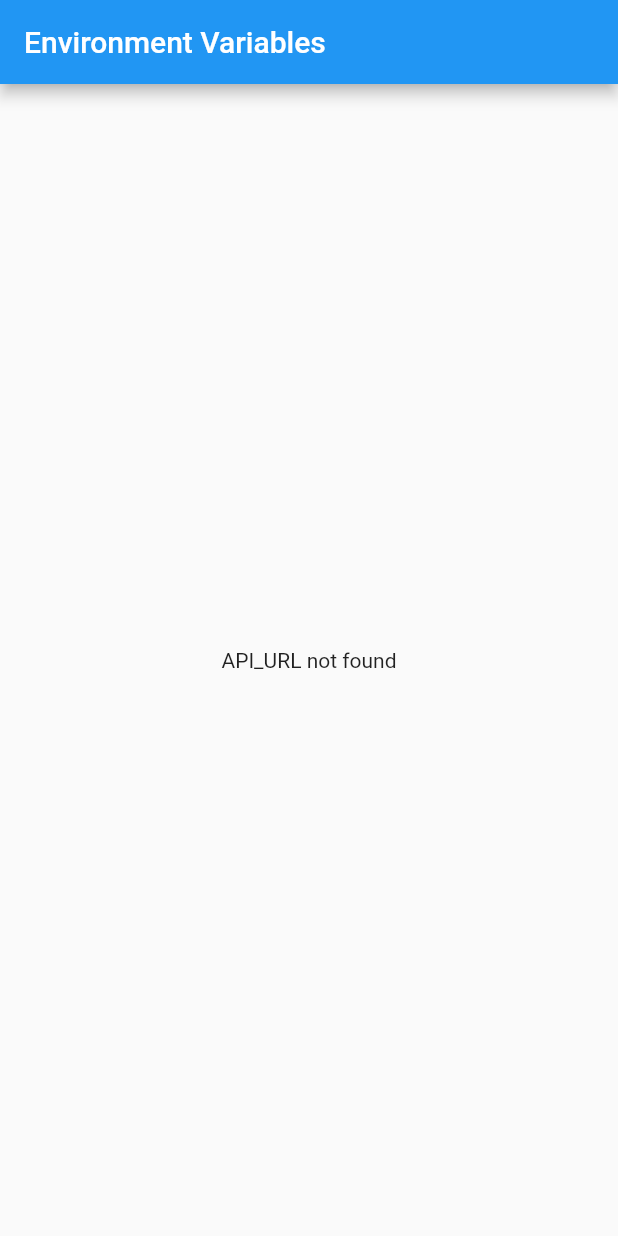
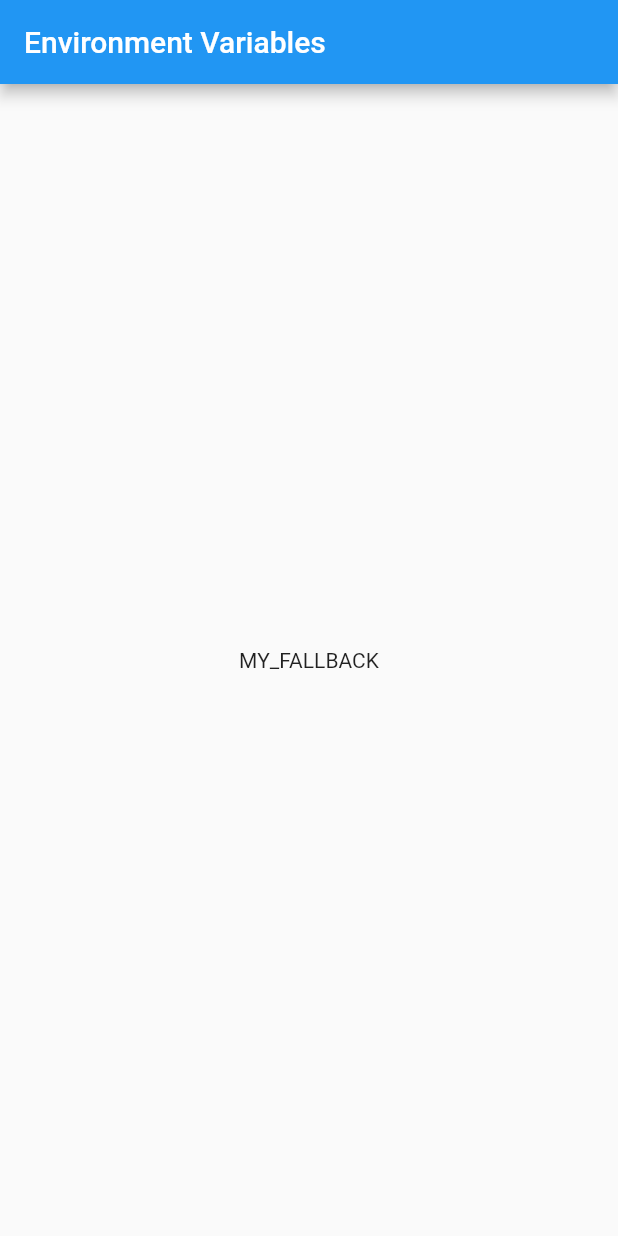
Before and after one commit to ponyatado/how-to-use-environment-variables-with-flutter-dotenv, a Flutter app: the screen it shows after launch, on a phone screen of 412 x 824 dp. Run offline on Flutter 3.47's test engine with Material 2 defaults, Android fonts, the light colour scheme and no system bars; our stand-ins replace flutter_dotenv.

Commit message:
Added environment class

```diff
--- a/lib/main.dart
+++ b/lib/main.dart
@@ -2,12 +2,13 @@
 import 'package:flutter/material.dart';
 import 'package:flutter_dotenv/flutter_dotenv.dart';
 
+class Environment {
+  static String get fileName => kReleaseMode ? ".env.production" : ".env.development";
+  static String get apiUrl => dotenv.env['API_URL'] ?? 'MY_FALLBACK';
+}
+
 Future<void> main() async {
-  if (kReleaseMode) {
-    await dotenv.load(fileName: ".env.production");
-  } else {
-    await dotenv.load(fileName: ".env.development");
-  }
+  await dotenv.load(fileName: Environment.fileName);
 
   runApp(const MyApp());
 }
@@ -36,9 +37,7 @@
         title: const Text('Environment Variables'),
       ),
       body: Center(
-        child: Text(
-          dotenv.get('API_URL', fallback: 'API_URL not found'),
-        ),
+        child: Text(Environment.apiUrl),
       ),
     );
   }
```
